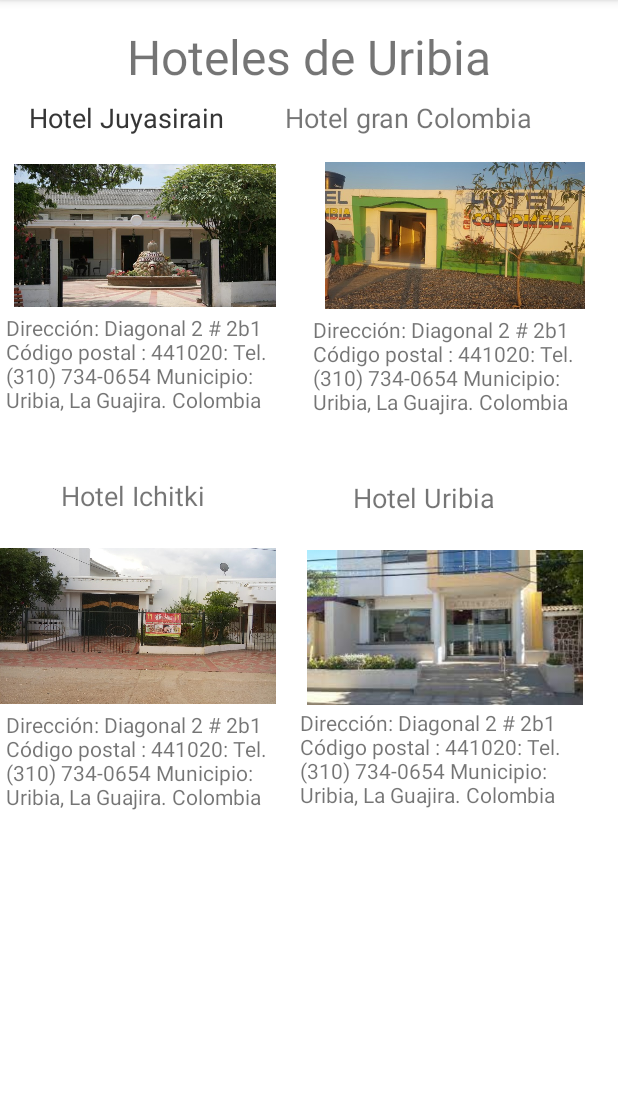
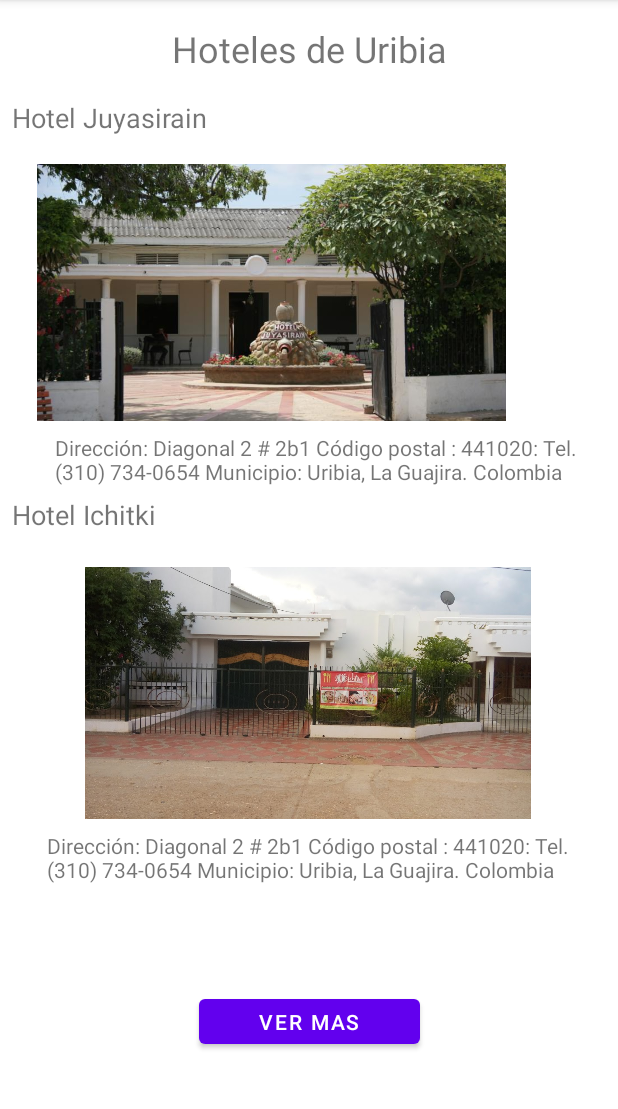
Before and after one commit to Edherrera/AppIchitki, an Android app: the MainActivity2 screen opened directly, with no data from a screen before it, on a phone screen of 412 x 824 dp, the part 84-1193 px from its top. Run offline under Robolectric (Android 15) with nearby library versions, the phone set to English and light mode, and no system bars.

Commit message:
se agrego la tecera actividad

```diff
--- a/app/src/main/AndroidManifest.xml
+++ b/app/src/main/AndroidManifest.xml
@@ -9,6 +9,9 @@
         android:roundIcon="@mipmap/ic_launcher_round"
         android:supportsRtl="true"
         android:theme="@style/Theme.AppIchitki">
+        <activity
+            android:name=".MainActivity3"
+            android:exported="true" />
         <activity
             android:name=".MainActivity2"
             android:exported="true" />
--- a/app/src/main/java/com/example/appichitki/MainActivity2.kt
+++ b/app/src/main/java/com/example/appichitki/MainActivity2.kt
@@ -1,13 +1,27 @@
 package com.example.appichitki
 
+import android.content.Intent
 import androidx.appcompat.app.AppCompatActivity
 import android.os.Bundle
+import android.widget.Button
+import android.widget.Toast
 
 class MainActivity2 : AppCompatActivity() {
     override fun onCreate(savedInstanceState: Bundle?) {
         super.onCreate(savedInstanceState)
         setContentView(R.layout.activity_main2)
 
-        val data = intent.getStringExtra("MISDATOS")
+        val btnSecond = findViewById<Button>(R.id.btnActividadTres)
+
+        btnSecond.setOnClickListener { goToSecondActivity() }
+
+
+    }
+
+    fun goToSecondActivity() {
+        val secondIntent = Intent(this,MainActivity3::class.java)
+        secondIntent.putExtra("MISDATOS", "El valor que quiero pasar a la otra actividad")
+        startActivity(secondIntent)
+        Toast.makeText(this, "Bienvenido a Hoteles de Uribia!!!", Toast.LENGTH_LONG).show()
     }
 }
--- a/app/src/main/res/layout/activity_main2.xml
+++ b/app/src/main/res/layout/activity_main2.xml
@@ -14,7 +14,7 @@
         android:layout_marginBottom="16dp"
         android:text="Hoteles de Uribia"
         android:textAlignment="center"
-        android:textSize="32sp"
+        android:textSize="24sp"
         app:layout_constraintBottom_toTopOf="@+id/textView5"
         app:layout_constraintEnd_toEndOf="parent"
         app:layout_constraintStart_toStartOf="parent"
@@ -24,138 +24,80 @@
         android:id="@+id/textView5"
         android:layout_width="168dp"
         android:layout_height="43dp"
+        android:layout_marginStart="8dp"
         android:text="Hotel Juyasirain"
-        android:textAlignment="center"
+        android:textAlignment="gravity"
         android:textSize="18sp"
-        app:layout_constraintTop_toBottomOf="@+id/textView4"
-        tools:layout_editor_absoluteX="0dp" />
-
-    <TextView
-        android:id="@+id/textView9"
-        android:layout_width="168dp"
-        android:layout_height="43dp"
-        android:text="Hotel Juyasirain"
-        android:textAlignment="center"
-        android:textSize="18sp"
-        app:layout_constraintTop_toBottomOf="@+id/textView4"
-        tools:layout_editor_absoluteX="0dp" />
+        app:layout_constraintStart_toStartOf="parent"
+        app:layout_constraintTop_toBottomOf="@+id/textView4" />
 
     <ImageView
         android:id="@+id/imageView"
-        android:layout_width="185dp"
-        android:layout_height="95dp"
-        android:layout_marginStart="4dp"
+        android:layout_width="346dp"
+        android:layout_height="171dp"
+        android:layout_marginStart="8dp"
         app:layout_constraintStart_toStartOf="parent"
         app:layout_constraintTop_toBottomOf="@+id/textView5"
         app:srcCompat="@drawable/hotel1" />
 
-    <ImageView
-        android:id="@+id/imageView2"
-        android:layout_width="197dp"
-        android:layout_height="98dp"
-        android:layout_marginStart="8dp"
-        android:layout_marginTop="2dp"
-        app:layout_constraintEnd_toEndOf="parent"
-        app:layout_constraintHorizontal_bias="0.428"
-        app:layout_constraintStart_toEndOf="@+id/imageView"
-        app:layout_constraintTop_toBottomOf="@+id/textView6"
-        app:srcCompat="@drawable/_018_03_21" />
-
-    <TextView
-        android:id="@+id/textView6"
-        android:layout_width="208dp"
-        android:layout_height="40dp"
-        android:text="Hotel gran Colombia"
-        android:textAlignment="center"
-        android:textSize="18sp"
-        app:layout_constraintEnd_toEndOf="parent"
-        app:layout_constraintHorizontal_bias="0.0"
-        app:layout_constraintStart_toEndOf="@+id/textView5"
-        app:layout_constraintTop_toBottomOf="@+id/textView4" />
-
     <TextView
         android:id="@+id/textView7"
-        android:layout_width="190dp"
-        android:layout_height="109dp"
+        android:layout_width="363dp"
+        android:layout_height="38dp"
         android:layout_marginStart="4dp"
-        android:layout_marginTop="4dp"
+        android:layout_marginTop="8dp"
         android:text="Dirección: Diagonal 2 # 2b1 Código postal : 441020: Tel. (310) 734-0654 Municipio: Uribia, La Guajira. Colombia"
         android:textAlignment="gravity"
+        app:layout_constraintEnd_toEndOf="parent"
+        app:layout_constraintHorizontal_bias="0.73"
         app:layout_constraintStart_toStartOf="parent"
         app:layout_constraintTop_toBottomOf="@+id/imageView" />
 
-    <TextView
-        android:id="@+id/textView8"
-        android:layout_width="189dp"
-        android:layout_height="79dp"
-        android:layout_marginStart="8dp"
-        android:layout_marginTop="4dp"
-        android:layout_marginEnd="8dp"
-        android:text="Dirección: Diagonal 2 # 2b1 Código postal : 441020: Tel. (310) 734-0654 Municipio: Uribia, La Guajira. Colombia"
-        android:textAlignment="gravity"
-        app:layout_constraintEnd_toEndOf="parent"
-        app:layout_constraintStart_toEndOf="@+id/textView7"
-        app:layout_constraintTop_toBottomOf="@+id/imageView2" />
-
     <ImageView
         android:id="@+id/imageView4"
-        android:layout_width="184dp"
-        android:layout_height="112dp"
-        android:layout_marginTop="8dp"
+        android:layout_width="389dp"
+        android:layout_height="168dp"
+        android:layout_marginTop="12dp"
+        app:layout_constraintEnd_toEndOf="parent"
+        app:layout_constraintHorizontal_bias="0.457"
         app:layout_constraintStart_toStartOf="parent"
         app:layout_constraintTop_toBottomOf="@+id/textView10"
         app:srcCompat="@drawable/_0171109_144245" />
-
-    <ImageView
-        android:id="@+id/imageView5"
-        android:layout_width="225dp"
-        android:layout_height="103dp"
-        android:layout_marginTop="12dp"
-        app:layout_constraintEnd_toEndOf="parent"
-        app:layout_constraintHorizontal_bias="0.0"
-        app:layout_constraintStart_toEndOf="@+id/imageView4"
-        app:layout_constraintTop_toBottomOf="@+id/textView11"
-        app:srcCompat="@drawable/descarga" />
 
     <TextView
         android:id="@+id/textView10"
         android:layout_width="177dp"
         android:layout_height="35dp"
+        android:layout_marginStart="8dp"
+        android:layout_marginTop="4dp"
         android:text="Hotel Ichitki"
-        android:textAlignment="center"
+        android:textAlignment="gravity"
         android:textSize="18sp"
+        app:layout_constraintEnd_toEndOf="parent"
+        app:layout_constraintHorizontal_bias="0.0"
         app:layout_constraintStart_toStartOf="parent"
         app:layout_constraintTop_toBottomOf="@+id/textView7" />
 
     <TextView
-        android:id="@+id/textView11"
-        android:layout_width="203dp"
-        android:layout_height="35dp"
-        android:layout_marginStart="4dp"
-        android:layout_marginTop="30dp"
-        android:text="Hotel Uribia"
-        android:textAlignment="center"
-        android:textSize="18sp"
-        app:layout_constraintStart_toEndOf="@+id/textView10"
-        app:layout_constraintTop_toBottomOf="@+id/textView8" />
-
-    <TextView
         android:id="@+id/textView12"
-        android:layout_width="187dp"
-        android:layout_height="89dp"
-        android:layout_marginStart="4dp"
+        android:layout_width="356dp"
+        android:layout_height="40dp"
+        android:layout_marginStart="8dp"
+        android:layout_marginTop="8dp"
         android:text="Dirección: Diagonal 2 # 2b1 Código postal : 441020: Tel. (310) 734-0654 Municipio: Uribia, La Guajira. Colombia"
+        app:layout_constraintEnd_toEndOf="parent"
+        app:layout_constraintHorizontal_bias="0.49"
         app:layout_constraintStart_toStartOf="parent"
         app:layout_constraintTop_toBottomOf="@+id/imageView4" />
 
-    <TextView
-        android:id="@+id/textView13"
-        android:layout_width="192dp"
-        android:layout_height="102dp"
-        android:layout_marginTop="2dp"
-        android:text="Dirección: Diagonal 2 # 2b1 Código postal : 441020: Tel. (310) 734-0654 Municipio: Uribia, La Guajira. Colombia"
+    <Button
+        android:id="@+id/btnActividadTres"
+        android:layout_width="147dp"
+        android:layout_height="42dp"
+        android:text="Ver mas"
+        app:layout_constraintBottom_toBottomOf="parent"
         app:layout_constraintEnd_toEndOf="parent"
-        app:layout_constraintHorizontal_bias="0.307"
-        app:layout_constraintStart_toEndOf="@+id/textView12"
-        app:layout_constraintTop_toBottomOf="@+id/imageView5" />
+        app:layout_constraintStart_toStartOf="parent"
+        app:layout_constraintTop_toBottomOf="@+id/textView12" />
+
 </androidx.constraintlayout.widget.ConstraintLayout>
```
Also changed, not shown: app/src/main/java/com/example/appichitki/MainActivity3.kt (added, +11 -0 lines), app/src/main/res/layout/activity_main.xml (+3 -1 lines), app/src/main/res/layout/activity_main3.xml (added, +90 -0 lines), app/src/main/res/drawable/uribia.jpg (added).
